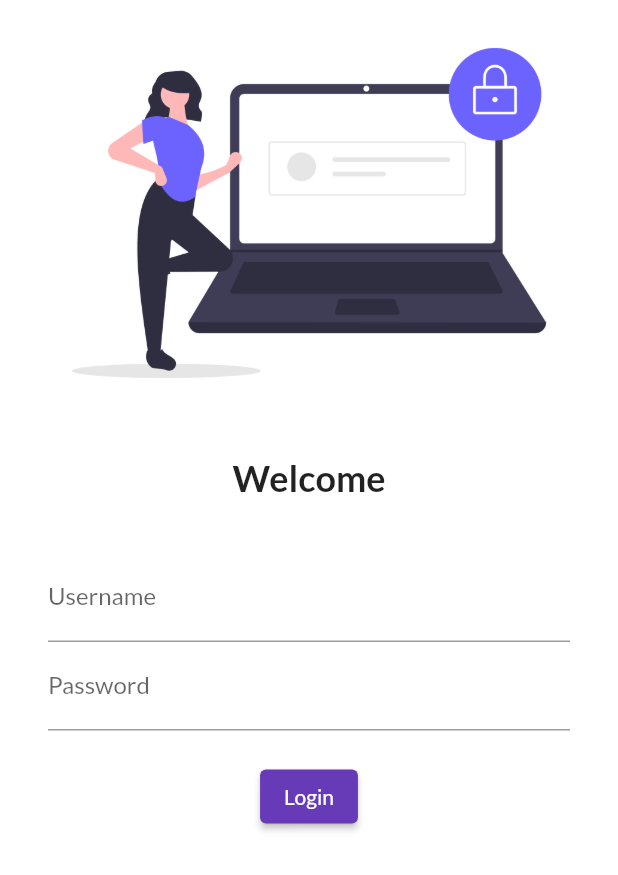
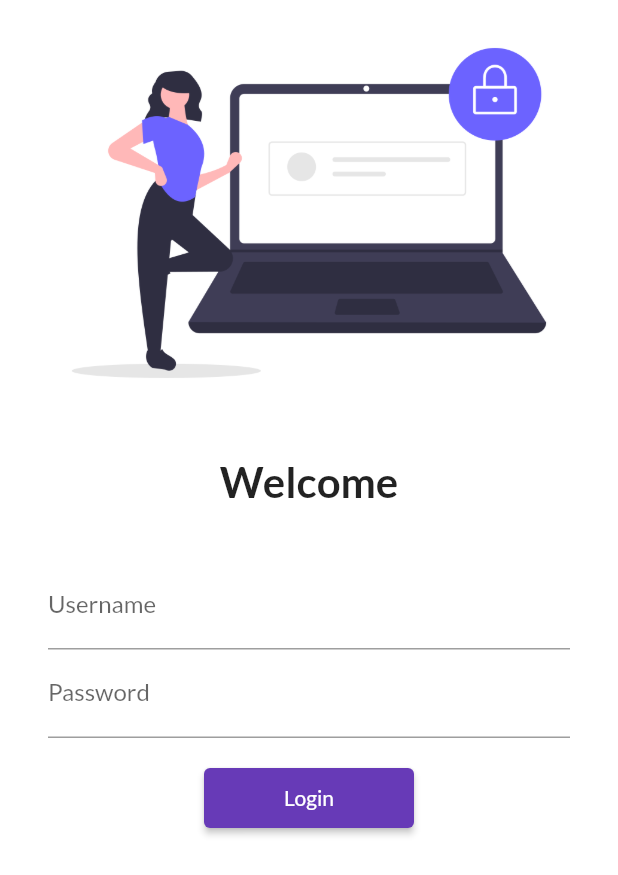
Before and after one commit to aksh-nishar/Flutter-Practice, a Flutter app: the screen it shows after launch, on a phone screen of 412 x 824 dp. Shown: the top 875 px of the screen. Run offline on Flutter 3.47's test engine with Material 2 defaults, Android fonts, the phone set to English and light mode, and no system bars; our stand-ins replace google_fonts.

Commit message:
:sparkles: Add route, change style of login button
On clicking login button it will go to the home page but no validation
has been setup.

Also changed the UI of login page. Increased the font of Welcome text
and changed the height and width of login button.

```diff
--- a/my_app/lib/main.dart
+++ b/my_app/lib/main.dart
@@ -2,6 +2,7 @@ import 'package:flutter/material.dart';
 import 'package:my_app/pages/home_page.dart';
 import 'package:my_app/pages/login_page.dart';
 import 'package:google_fonts/google_fonts.dart';
+import 'package:my_app/utils/routes.dart';
 
 void main() {
   runApp(MyApp());
@@ -20,11 +21,11 @@ class MyApp extends StatelessWidget {
       darkTheme: ThemeData(
         brightness: Brightness.dark,
       ),
-      // initialRoute: "/home",
+      initialRoute: "/",
       routes: {
         "/" : (context) => LoginPage(),
-        "/home" : (context) => HomePage(),
-        "/login" : (context) => LoginPage(),
+        MyRoutes.homeRoute : (context) => HomePage(),
+        MyRoutes.loginRoute : (context) => LoginPage(),
       },
     );
   }
--- a/my_app/lib/pages/login_page.dart
+++ b/my_app/lib/pages/login_page.dart
@@ -1,4 +1,5 @@
 import 'package:flutter/material.dart';
+import 'package:my_app/utils/routes.dart';
 
 class LoginPage extends StatelessWidget {
   const LoginPage({super.key});
@@ -7,6 +8,7 @@ class LoginPage extends StatelessWidget {
   Widget build(BuildContext context) {
     return Material(
         color: Colors.white,
+        child: SingleChildScrollView(
           child: Column(
             children: [
               Image.asset(
@@ -18,17 +20,16 @@ class LoginPage extends StatelessWidget {
               ),
               const Text("Welcome",
                   style: TextStyle(
-                  fontSize: 24,
+                    fontSize: 28,
                     fontWeight: FontWeight.bold,
                   )),
               const SizedBox(
                 height: 20.0,
               ),
               Padding(
-              padding:
-                  const EdgeInsets.symmetric(vertical: 16.0, horizontal: 32.0),
-              child: Column(
-                children: [
+                padding: const EdgeInsets.symmetric(
+                    vertical: 16.0, horizontal: 32.0),
+                child: Column(children: [
                   TextFormField(
                     decoration: const InputDecoration(
                       hintText: "Enter username",
@@ -45,15 +46,20 @@ class LoginPage extends StatelessWidget {
                   const SizedBox(
                     height: 20.0,
                   ),
-                  ElevatedButton(
+                  SizedBox(
+                    height: 40.0,
+                    width: 140.0,
+                    child: ElevatedButton(
                       onPressed: () {
-                        print("Hi Aksh!!");
+                        Navigator.pushNamed(context, MyRoutes.homeRoute);
                       },
-                      child: const Text("Login")),
+                      child: const Text("Login"),
+                    ),
+                  ),
+                ]),
+              )
             ],
           ),
-            ),
-          ],
         ));
   }
 }
--- /dev/null
+++ b/my_app/lib/utils/routes.dart
@@ -0,0 +1,4 @@
+class MyRoutes {
+  static String loginRoute = "/login";
+  static String homeRoute = "/home";
+}
```
Lines whose indentation alone changed are shown as unchanged.
